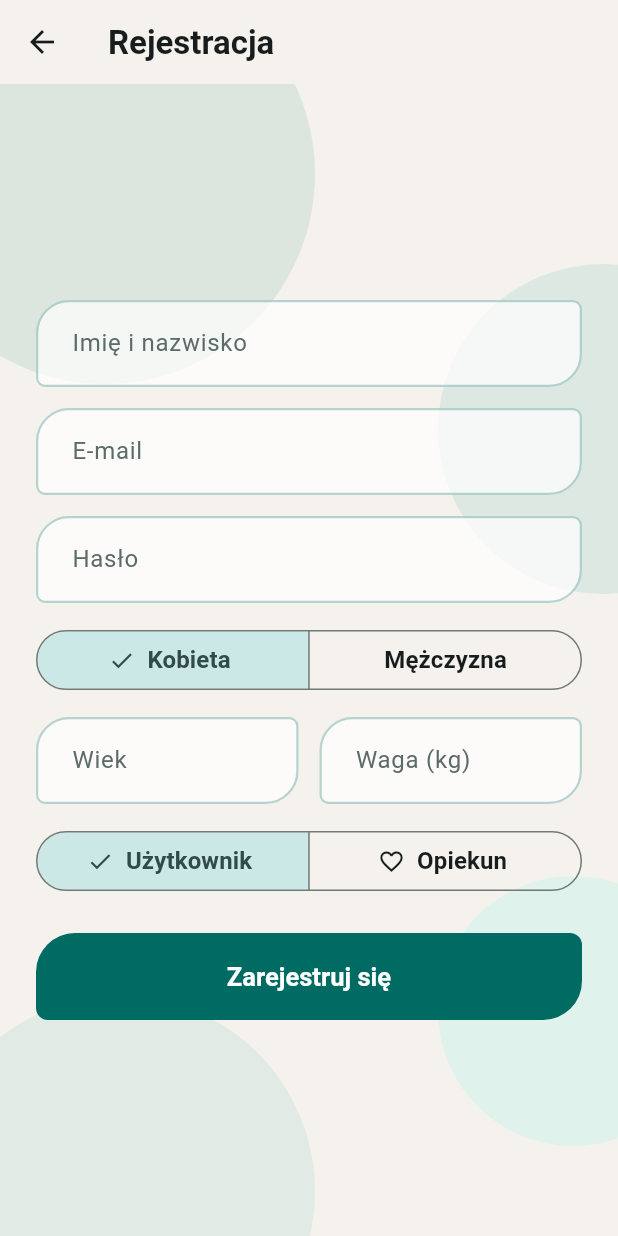
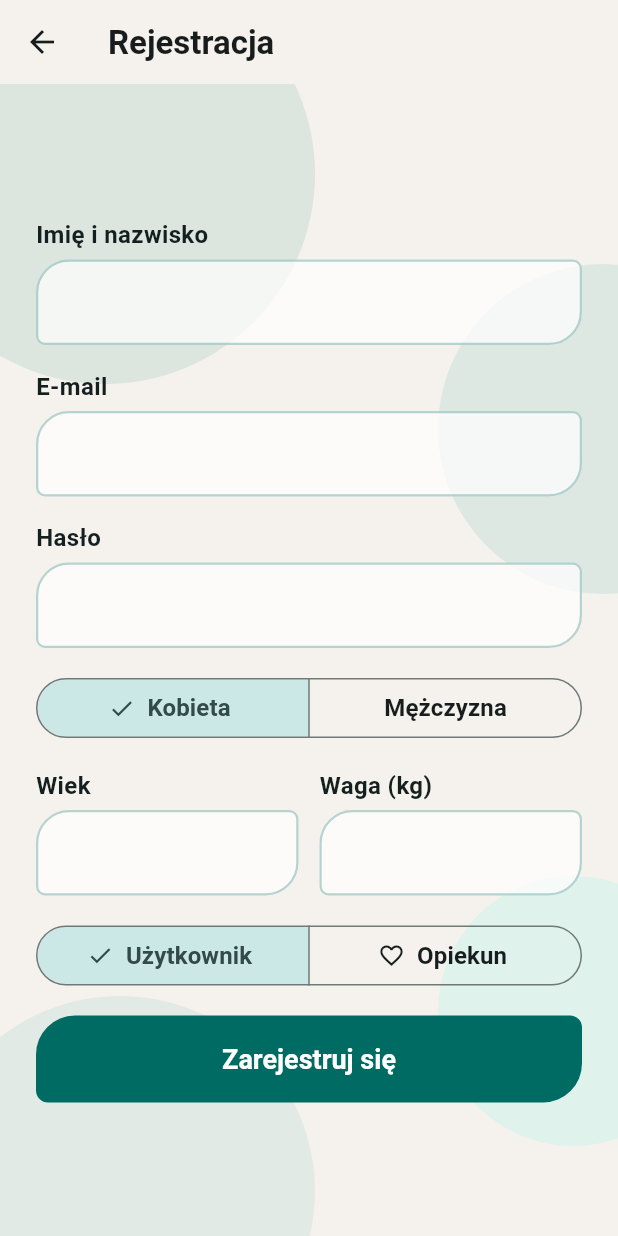
Before and after one commit to Cay00/mCare, a Flutter app: the screen it shows after launch, after a tap on "Nie masz konta? Zarejestruj się", on a phone screen of 412 x 824 dp. Run offline on Flutter 3.47's test engine with Material 3 defaults, Android fonts, the phone set to English and light mode, and no system bars; our stand-ins replace qr_flutter; missing offline and left inert: mobile_scanner; accounts and stored records are empty.

Commit message:
feat: dopasowanie ekranow logowania i rejestji do wzorca ui

```diff
--- a/lib/screens/login_screen.dart
+++ b/lib/screens/login_screen.dart
@@ -89,13 +89,13 @@ class _LoginScreenState extends State<LoginScreen> {
                         ],
                       ),
                     ),
-                    const SizedBox(height: 22),
+                    const SizedBox(height: 16),
                     LiquidField(
                       controller: _email,
                       label: 'E-mail',
                       keyboardType: TextInputType.emailAddress,
                     ),
-                    const SizedBox(height: 14),
+                    const SizedBox(height: 16),
                     LiquidField(
                       controller: _password,
                       label: 'Hasło',
@@ -103,14 +103,9 @@ class _LoginScreenState extends State<LoginScreen> {
                     ),
                     if (_error != null) ...[
                       const SizedBox(height: 12),
-                      Text(
-                        _error!,
-                        style: theme.textTheme.bodyMedium?.copyWith(
-                          color: Theme.of(context).colorScheme.error,
-                        ),
-                      ),
+                      LiquidError(message: _error!),
                     ],
-                    const SizedBox(height: 22),
+                    const SizedBox(height: 16),
                     LiquidButton(label: 'Zaloguj się', onPressed: _submit),
                     TextButton(
                       onPressed: () {
@@ -125,11 +120,11 @@ class _LoginScreenState extends State<LoginScreen> {
                         style: TextStyle(
                           color: LiquidColors.teal,
                           fontWeight: FontWeight.w700,
-                          fontSize: 15,
+                          fontSize: 16,
                         ),
                       ),
                     ),
-                    const SizedBox(height: 22),
+                    const SizedBox(height: 16),
                     Text('Szybkie logowanie', style: theme.textTheme.titleMedium),
                     const SizedBox(height: 12),
                     for (final user in demoUsers)
--- a/lib/screens/register_screen.dart
+++ b/lib/screens/register_screen.dart
@@ -73,7 +73,6 @@ class _RegisterScreenState extends State<RegisterScreen> {
   @override
   Widget build(BuildContext context) {
     final theme = Theme.of(context);
-    final colorScheme = theme.colorScheme;
     final registered = _registered;
 
     return Scaffold(
@@ -94,19 +93,19 @@ class _RegisterScreenState extends State<RegisterScreen> {
                         crossAxisAlignment: CrossAxisAlignment.stretch,
                         children: [
                           LiquidField(controller: _name, label: 'Imię i nazwisko'),
-                          const SizedBox(height: 14),
+                          const SizedBox(height: 16),
                           LiquidField(
                             controller: _email,
                             label: 'E-mail',
                             keyboardType: TextInputType.emailAddress,
                           ),
-                          const SizedBox(height: 14),
+                          const SizedBox(height: 16),
                           LiquidField(
                             controller: _password,
                             label: 'Hasło',
                             obscureText: true,
                           ),
-                          const SizedBox(height: 14),
+                          const SizedBox(height: 16),
                           SegmentedButton<Gender>(
                             segments: const [
                               ButtonSegment(
@@ -122,7 +121,7 @@ class _RegisterScreenState extends State<RegisterScreen> {
                             onSelectionChanged: (selection) =>
                                 setState(() => _gender = selection.first),
                           ),
-                          const SizedBox(height: 14),
+                          const SizedBox(height: 16),
                           Row(
                             children: [
                               Expanded(
@@ -142,7 +141,7 @@ class _RegisterScreenState extends State<RegisterScreen> {
                               ),
                             ],
                           ),
-                          const SizedBox(height: 14),
+                          const SizedBox(height: 16),
                           SegmentedButton<UserRole>(
                             segments: const [
                               ButtonSegment(
@@ -162,14 +161,9 @@ class _RegisterScreenState extends State<RegisterScreen> {
                           ),
                           if (_error != null) ...[
                             const SizedBox(height: 12),
-                            Text(
-                              _error!,
-                              style: theme.textTheme.bodyMedium?.copyWith(
-                                color: colorScheme.error,
-                              ),
-                            ),
+                            LiquidError(message: _error!),
                           ],
-                          const SizedBox(height: 24),
+                          const SizedBox(height: 16),
                           LiquidButton(
                             label: 'Zarejestruj się',
                             onPressed: _submit,
@@ -214,7 +208,7 @@ class _RegisterScreenState extends State<RegisterScreen> {
                               ],
                             ),
                           ),
-                          const SizedBox(height: 24),
+                          const SizedBox(height: 16),
                           LiquidButton(
                             label: 'Zaloguj się automatycznie',
                             onPressed: _loginAutomatically,
--- a/lib/widgets/liquid.dart
+++ b/lib/widgets/liquid.dart
@@ -60,40 +60,80 @@ class _LiquidFieldState extends State<LiquidField> {
 
   @override
   Widget build(BuildContext context) {
-    return TextField(
+    return Column(
+      crossAxisAlignment: CrossAxisAlignment.start,
+      children: [
+        Text(
+          widget.label,
+          style: const TextStyle(
+            fontSize: 16,
+            fontWeight: FontWeight.w600,
+            color: LiquidColors.ink,
+          ),
+        ),
+        const SizedBox(height: 6),
+        TextField(
           controller: widget.controller,
           focusNode: _focus,
           keyboardType: widget.keyboardType,
           obscureText: widget.obscureText,
           style: const TextStyle(
             color: LiquidColors.ink,
-        fontSize: 16,
+            fontSize: 18,
             fontWeight: FontWeight.w500,
           ),
           decoration: InputDecoration(
-        labelText: widget.label,
             filled: true,
             fillColor: Colors.white.withValues(alpha: 0.7),
             border: OutlineInputBorder(borderRadius: _radius),
             enabledBorder: OutlineInputBorder(
               borderRadius: _radius,
-          borderSide: const BorderSide(color: LiquidColors.line, width: 1.5),
+              borderSide: const BorderSide(
+                color: LiquidColors.line,
+                width: 1.5,
+              ),
             ),
             focusedBorder: OutlineInputBorder(
               borderRadius: _radius,
-          borderSide: const BorderSide(color: LiquidColors.teal, width: 1.5),
+              borderSide: const BorderSide(
+                color: LiquidColors.teal,
+                width: 1.5,
               ),
-        floatingLabelStyle: const TextStyle(
-          color: LiquidColors.teal,
-          fontSize: 12,
-          fontWeight: FontWeight.w700,
             ),
-        labelStyle: const TextStyle(color: LiquidColors.muted, fontSize: 16),
             contentPadding: const EdgeInsets.symmetric(
               horizontal: 20,
-          vertical: 18,
+              vertical: 16,
             ),
           ),
+        ),
+      ],
+    );
+  }
+}
+
+class LiquidError extends StatelessWidget {
+  final String message;
+
+  const LiquidError({super.key, required this.message});
+
+  @override
+  Widget build(BuildContext context) {
+    final errorColor = Theme.of(context).colorScheme.error;
+    return Row(
+      crossAxisAlignment: CrossAxisAlignment.start,
+      children: [
+        Padding(
+          padding: const EdgeInsets.only(top: 1),
+          child: Icon(Icons.error_outline, size: 20, color: errorColor),
+        ),
+        const SizedBox(width: 8),
+        Expanded(
+          child: Text(
+            message,
+            style: TextStyle(fontSize: 16, height: 1.4, color: errorColor),
+          ),
+        ),
+      ],
     );
   }
 }
@@ -112,7 +152,7 @@ class LiquidButton extends StatelessWidget {
         backgroundColor: LiquidColors.teal,
         foregroundColor: Colors.white,
         minimumSize: const Size.fromHeight(58),
-        textStyle: const TextStyle(fontSize: 17, fontWeight: FontWeight.w700),
+        textStyle: const TextStyle(fontSize: 18, fontWeight: FontWeight.w700),
         shape: const RoundedRectangleBorder(
           borderRadius: BorderRadius.only(
             topLeft: Radius.circular(26),
```
Lines whose indentation alone changed are shown as unchanged.
